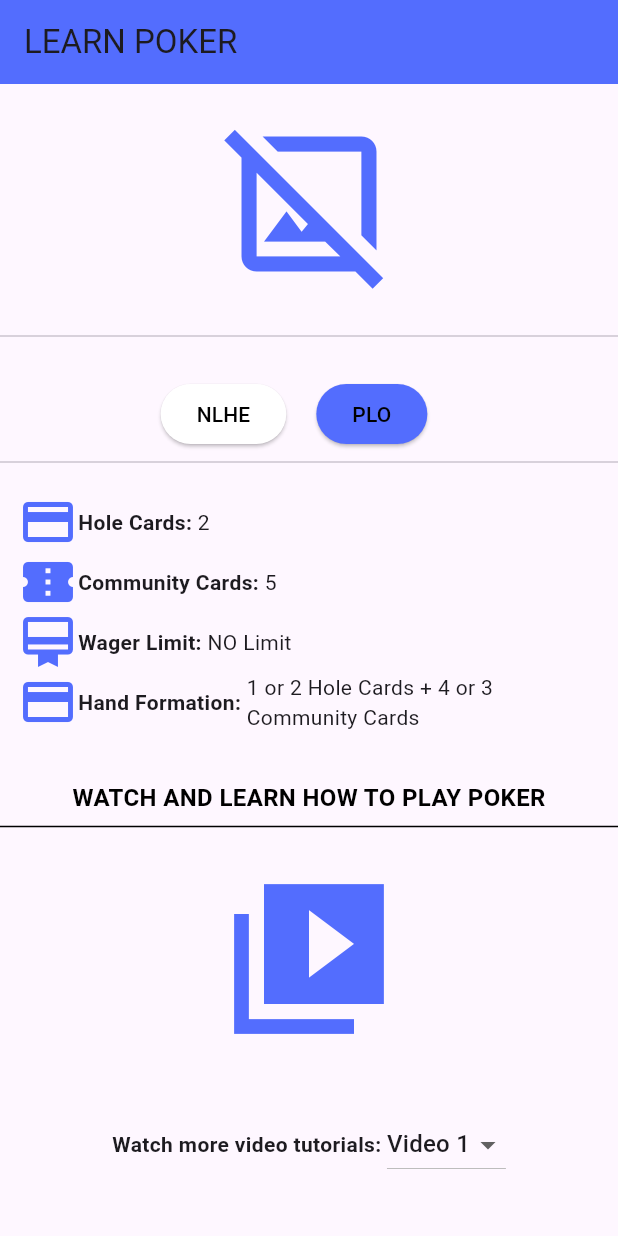
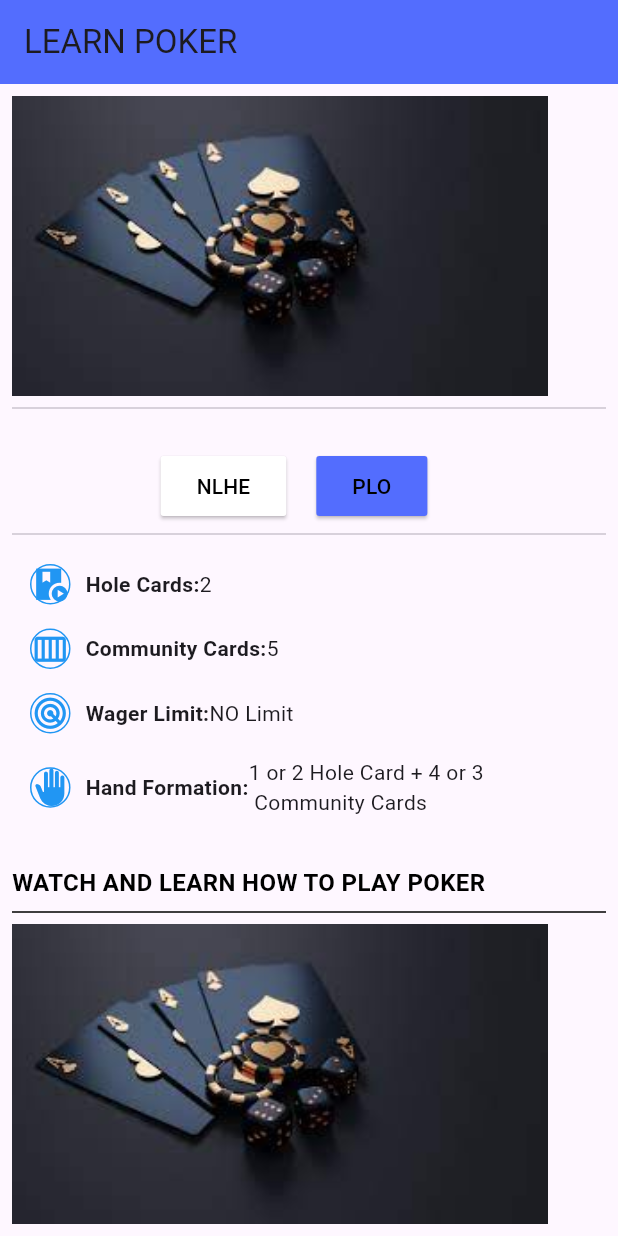
Before and after one commit to priynka2004/junglee_poker_pro, a Flutter app: the screen it shows after launch, on a phone screen of 412 x 824 dp. Run offline on Flutter 3.47's test engine with Material 3 defaults, Android fonts, the phone set to English and light mode, and no system bars.

Commit message:
Adds the UI components and functionality

```diff
--- a/lib/learn/provider/learn_poker_provider.dart
+++ b/lib/learn/provider/learn_poker_provider.dart
@@ -3,6 +3,7 @@ import 'package:junglee_poker_pro/learn/model/poker_learn_info_model.dart';
 import 'package:junglee_poker_pro/learn/service/learn_poker_service.dart';
 
 class LearnPokerProvider extends ChangeNotifier {
+  late PokerLearnInfo pokerLearnInfo;
   List<PokerLearnInfo> pokerLearnInfoList = [];
   LearnPokerService learnPokerService;
 
--- a/lib/learn/service/learn_poker_service.dart
+++ b/lib/learn/service/learn_poker_service.dart
@@ -1,23 +1,33 @@
 import 'package:junglee_poker_pro/learn/model/poker_info_type.dart';
 import 'package:junglee_poker_pro/learn/model/poker_learn_info_model.dart';
+import 'package:junglee_poker_pro/util/util.dart';
 
 class LearnPokerService{
-
   List<PokerLearnInfo> fetchLearnPokerData(){
     List<PokerLearnInfo> pokerLearnInfoList = [
       PokerLearnInfo(
-          title: '',
-          description: '',
+          title: StringConst.objectiveHeaderText,
+          description: StringConst.objectiveText,
           pokerInfoType: PokerInfoType.image,
           imageUrl: ''),
       PokerLearnInfo(
-          title: '',
-          description: '',
+          title:StringConst.pokerHandsHeaderText,
+          description: StringConst.objectiveText,
           pokerInfoType: PokerInfoType.video,
           videoUrl: ''),
       PokerLearnInfo(
-          title: '',
-          description: '',
+          title: StringConst.introductionHeaderText,
+          description: StringConst.objectiveText,
+          pokerInfoType: PokerInfoType.image,
+          imageUrl: ''),
+      PokerLearnInfo(
+          title: StringConst.actionHeaderText,
+          description: StringConst.objectiveText,
+          pokerInfoType: PokerInfoType.image,
+          imageUrl: ''),
+      PokerLearnInfo(
+          title: StringConst.secretStrategiesHeaderText,
+          description: StringConst.objectiveText,
           pokerInfoType: PokerInfoType.image,
           imageUrl: ''),
     ];
--- a/lib/learn/ui/learn_poker_screen.dart
+++ b/lib/learn/ui/learn_poker_screen.dart
@@ -1,6 +1,7 @@
 import 'package:flutter/material.dart';
+import 'package:junglee_poker_pro/learn/model/poker_learn_info_model.dart';
 import 'package:junglee_poker_pro/learn/provider/learn_poker_provider.dart';
-import 'package:junglee_poker_pro/learn/ui/widget/learn_poker_list_row_widget.dart';
+import 'package:junglee_poker_pro/learn/ui/widget/learn_poker_detail_widget.dart';
 import 'package:junglee_poker_pro/util/util.dart';
 import 'package:provider/provider.dart';
 
@@ -13,27 +14,30 @@ class LearnPokerScreen extends StatefulWidget {
 
 class _LearnPokerScreenState extends State<LearnPokerScreen> {
   bool isNLHESelected = true;
+  late PokerLearnInfo pokerLearnInfo;
   String selectedVideo = StringConst.video1;
 
   @override
   Widget build(BuildContext context) {
     return Scaffold(
       appBar: AppBar(
-        title: const Text('LEARN POKER'),
-        backgroundColor: Colors.indigoAccent,
+        title: const Text(StringConst.appBarText),
+        backgroundColor: ColorConst.indigoAccent,
       ),
       body: SingleChildScrollView(
         child: Consumer<LearnPokerProvider>(
           builder: (context, provider, child) {
-            return Column(
+            return Padding(
+              padding: const EdgeInsets.all(8.0),
+              child: Column(
+                crossAxisAlignment: CrossAxisAlignment.start,
                 children: [
-                const CircleAvatar(
-                  backgroundColor: Colors.transparent,
-                  radius: 80.0,
-                  child: Icon(
-                    Icons.image_not_supported_outlined,
-                    size: 120.0,
-                    color: Colors.indigoAccent,
+                  Container(
+                    height: 200,
+                    color: Colors.grey,
+                    child: Image.asset(
+                      'assets/images/img.png',
+                      fit: BoxFit.cover,
                     ),
                   ),
                   const Divider(),
@@ -49,29 +53,27 @@ class _LearnPokerScreenState extends State<LearnPokerScreen> {
                   buildGameDetails(),
                   const SizedBox(height: 20),
                   const Text(
-                  'WATCH AND LEARN HOW TO PLAY POKER',
+                    StringConst.watchAndLearnHeaderText,
                     style: TextStyle(
                       fontWeight: FontWeight.bold,
                       fontSize: 16.0,
-                    color: Colors.black,
+                      color: ColorConst.black,
                     ),
                   ),
-                const Divider(thickness: 1, color: Colors.black),
-                const CircleAvatar(
-                  backgroundColor: Colors.transparent,
-                  radius: 80.0,
-                  child: Icon(
-                    Icons.video_collection_sharp,
-                    size: 120.0,
-                    color: Colors.indigoAccent,
-                  ),
-                ),
+                  const Divider(thickness: 1, color: ColorConst.black),
+                  Container(
+                      height: 200,
+                      color: Colors.grey,
+                      child: Image.asset(
+                        'assets/images/img.png',
+                        fit: BoxFit.cover,
+                      )),
                   const SizedBox(height: 20),
                   Row(
                     mainAxisAlignment: MainAxisAlignment.center,
                     children: [
                       const Text(
-                      'Watch more video tutorials: ',
+                        StringConst.watchMoreText,
                         style: TextStyle(fontWeight: FontWeight.bold),
                       ),
                       DropdownButton<String>(
@@ -82,10 +84,10 @@ class _LearnPokerScreenState extends State<LearnPokerScreen> {
                           });
                         },
                         items: <String>[
-                        'Video 1',
-                        'Video 2',
-                        'Video 3',
-                        'Video 4'
+                          StringConst.video1,
+                          StringConst.video2,
+                          StringConst.video3,
+                          StringConst.video4,
                         ].map<DropdownMenuItem<String>>((String value) {
                           return DropdownMenuItem<String>(
                             value: value,
@@ -96,22 +98,43 @@ class _LearnPokerScreenState extends State<LearnPokerScreen> {
                     ],
                   ),
                   const SizedBox(height: 20),
-                ListView.builder(
-                  shrinkWrap: true,
-                    physics: const NeverScrollableScrollPhysics(),
-                    itemCount: provider.pokerLearnInfoList.length,
-                    itemBuilder: (context, index) {
-                      return LearnPokerListRowWidget(
-                        pokerLearnInfo: provider.pokerLearnInfoList[index],
-                      );
-                    })
+
+
+                  const LearnPokerDetailWidget(
+                    title: StringConst.objectiveHeaderText,
+                    description: StringConst.objectiveText,
+                    imageUrl: 'assets/images/img.png',
+                  ),
+                  const LearnPokerDetailWidget(
+                    title: StringConst.pokerHandsHeaderText,
+                    description: StringConst.objectiveText,
+                    imageUrl: 'assets/images/img.png',
+                  ),
+                  const LearnPokerDetailWidget(
+                    title: StringConst.introductionHeaderText,
+                    description: StringConst.objectiveText,
+                    imageUrl: 'assets/images/img.png',
+                  ),
+                  const LearnPokerDetailWidget(
+                    title: StringConst.actionHeaderText,
+                    description: StringConst.objectiveText,
+                    imageUrl: 'assets/images/img.png',
+                  ),
+                  const LearnPokerDetailWidget(
+                    title: StringConst.secretStrategiesHeaderText,
+                    description: StringConst.objectiveText,
+                    imageUrl: 'assets/images/img.png',
+                  ),
                 ],
+              ),
             );
           },
         ),
       ),
     );
   }
+
+
 
   Widget buildGameTypeButtons() {
     return Row(
@@ -132,6 +155,9 @@ class _LearnPokerScreenState extends State<LearnPokerScreen> {
         });
       },
       style: ElevatedButton.styleFrom(
+        shape: RoundedRectangleBorder(
+          borderRadius: BorderRadius.circular(2),
+        ),
         backgroundColor: isSelected ? Colors.white : ColorConst.primaryColor,
       ),
       child: Text(
@@ -147,11 +173,23 @@ class _LearnPokerScreenState extends State<LearnPokerScreen> {
       child: Column(
         mainAxisAlignment: MainAxisAlignment.spaceEvenly,
         children: [
-          buildDetailRow(Icons.credit_card, 'Hole Cards:', ' 2'),
-          buildDetailRow(Icons.confirmation_num, 'Community Cards:', ' 5'),
-          buildDetailRow(Icons.card_membership, 'Wager Limit:', ' NO Limit'),
-          buildDetailRow(Icons.credit_card, 'Hand Formation:',
-              ' 1 or 2 Hole Cards + 4 or 3\n Community Cards'),
+          buildDetailRow(Icons.play_lesson_sharp, StringConst.holeCardText,
+              StringConst.noText),
+          const SizedBox(
+            height: 16,
+          ),
+          buildDetailRow(Icons.calendar_view_week_rounded,
+              StringConst.communityCardText, StringConst.noCardText),
+          const SizedBox(
+            height: 16,
+          ),
+          buildDetailRow(Icons.radar_outlined, StringConst.wagerLimitText,
+              StringConst.nOLimitText),
+          const SizedBox(
+            height: 16,
+          ),
+          buildDetailRow(Icons.back_hand, StringConst.handFormationText,
+              StringConst.holeCardsText),
         ],
       ),
     );
@@ -160,7 +198,19 @@ class _LearnPokerScreenState extends State<LearnPokerScreen> {
   Widget buildDetailRow(IconData icon, String label, String value) {
     return Row(
       children: [
-        Icon(icon, size: 40.0, color: ColorConst.primaryColor),
+        Container(
+
+          decoration: BoxDecoration(
+           border: Border.all(color: Colors.blue),
+            shape: BoxShape.circle
+          ),
+          child: Icon(
+            icon,
+            size: 25.0,
+            color: Colors.blue,
+          ),
+        ),
+        const SizedBox(width: 10),
         Text(label, style: const TextStyle(fontWeight: FontWeight.bold)),
         Text(value),
       ],
--- a/lib/learn/ui/widget/learn_poker_list_row_widget.dart
+++ b/lib/learn/ui/widget/learn_poker_list_row_widget.dart
@@ -58,6 +58,6 @@ class LearnPokerListRowWidget extends StatelessWidget {
   }
 
   Widget getVideoWidget(String videoUrl) {
-    return SizedBox();
+    return const SizedBox();
   }
 }
--- a/lib/util/color_const.dart
+++ b/lib/util/color_const.dart
@@ -7,4 +7,5 @@ class ColorConst {
   static const Color black = Colors.black;
   static const Color primaryColor = Colors.indigoAccent;
   static const Color textColor = Colors.black;
+  static const Color backgroundColor = Colors.transparent;
 }
--- a/lib/util/string_const.dart
+++ b/lib/util/string_const.dart
@@ -1,11 +1,35 @@
 class StringConst {
+  static const String appBarText = 'LEARN POKER';
+  static const String vipText = 'VIP CLUB';
+  static const String vipClubTexts = 'What is the VIP Club?';
   static const String nlheButtonText = 'NLHE';
+  static const String holeCardText = 'Hole Cards:';
+  static const String bigWinsText = 'Big Wins';
+  static const String thrillText = "Thrill's The Game";
+  static const String yourCall = "Your Call";
+  static const String kingText = "Be the King";
+  static const String communityCardText = 'Community Cards:';
+  static const String wagerLimitText = 'Wager Limit:';
+  static const String nOLimitText = 'NO Limit';
+  static const String handFormationText = 'Hand Formation:';
+  static const String holeCardsText = '1 or 2 Hole Card + 4 or 3\n Community'
+      ' Cards';
+  static const String rewardText = 'Win real cash reward';
+  static const String playText = 'Play tournament';
+  static const String variantsText = 'Multiple game variants';
+  static const String rankText = 'Rank in leaderboards';
+  static const String optText = 'Opt-in';
+  static const String actionText = 'Ready to be a part of the action?';
+  static const String noText = '2';
+  static const String noCardText = '5';
   static const String ploButtonText = 'PLO';
   static const String watchMoreText = 'Watch more video tutorials: ';
   static const String video1 = 'Video 1';
   static const String video2 = 'Video 2';
   static const String video3 = 'Video 3';
   static const String video4 = 'Video 4';
+  static const String vipClubText = 'Experience a world of unlimited fun and'
+      ' \nrewards with the VIP Club. Step up for a\npremium Poker experience';
   static const String watchAndLearnHeaderText =
       'WATCH AND LEARN HOW TO PLAY POKER';
   static const String objectiveHeaderText = 'OBJECTIVE';
@@ -17,8 +41,8 @@ class StringConst {
       'SECRET STRATEGIES OF POKER EXPERTS';
 
   static const String objectiveText =
-      "Poker is a game of strategy where\n each player's objective is to prove\n"
+      "Poker is a game of strategy where each player's \nobjective is to prove"
       " that they have the best card,i.e\nthe best hand. Usually played by"
-      " Usually\n played by 2 to 9 players with one deck of \ncards, each"
-      " player wagers/bets an amount\n of money or chips ";
+      " Usually played by 2 to 9 players with one deck of cards, each"
+      " player wagers/bets an amount of money or chips ";
 }
--- a/pubspec.yaml
+++ b/pubspec.yaml
@@ -16,7 +16,7 @@ dependencies:
   provider: ^6.1.1
   get: ^4.6.6
   cached_network_image: ^3.3.1
-
+  chewie: ^1.7.5
 
   cupertino_icons: ^1.0.2
 
@@ -43,8 +43,8 @@ flutter:
   uses-material-design: true
 
   # To add assets to your application, add an assets section, like this:
-  # assets:
-  #   - images/a_dot_burr.jpeg
+  assets:
+    - assets/images/
   #   - images/a_dot_ham.jpeg
 
   # An image asset can refer to one or more resolution-specific "variants", see
```
Also changed, not shown: assets/images/img.png (added), pubspec.lock, 1 other file. Lines whose indentation alone changed are shown as unchanged.
